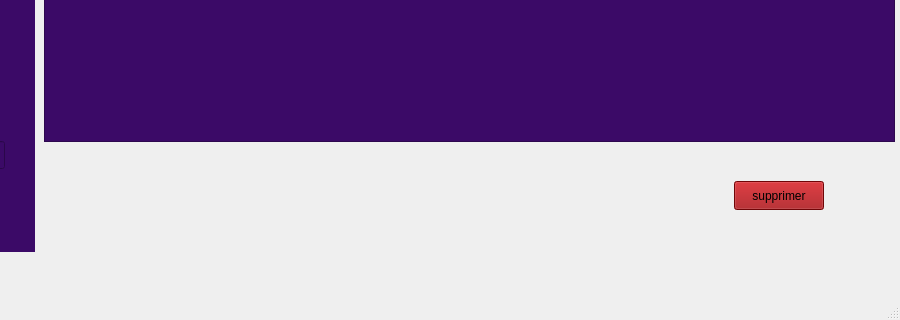
The window that mainwindow.ui (ProjetCPP2A21/projetcpp-2a21-smart-digital-content-creation-studio) describes before a commit, drawn with Qt 5; both pictures show x 376 to 1276 and y 368 to 688 of the 1276 by 688 pixel window.
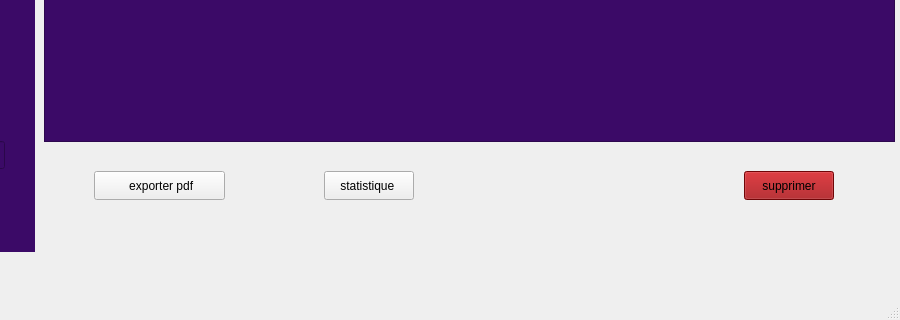
The same window after the commit.

Diff of the .ui file:
```diff
--- a/mainwindow.ui
+++ b/mainwindow.ui
@@ -78,8 +78,8 @@
    <widget class="QPushButton" name="pushButton_3">
     <property name="geometry">
      <rect>
-      <x>1110</x>
-      <y>530</y>
+      <x>1120</x>
+      <y>520</y>
       <width>90</width>
       <height>29</height>
      </rect>
@@ -322,6 +322,32 @@
      <string notr="true">background-color: rgb(145, 145, 145);</string>
     </property>
    </widget>
+   <widget class="QPushButton" name="pushButton_5">
+    <property name="geometry">
+     <rect>
+      <x>470</x>
+      <y>520</y>
+      <width>131</width>
+      <height>29</height>
+     </rect>
+    </property>
+    <property name="text">
+     <string> exporter pdf</string>
+    </property>
+   </widget>
+   <widget class="QPushButton" name="pushButton_6">
+    <property name="geometry">
+     <rect>
+      <x>700</x>
+      <y>520</y>
+      <width>90</width>
+      <height>29</height>
+     </rect>
+    </property>
+    <property name="text">
+     <string>statistique </string>
+    </property>
+   </widget>
   </widget>
   <widget class="QMenuBar" name="menubar">
    <property name="geometry">
```
